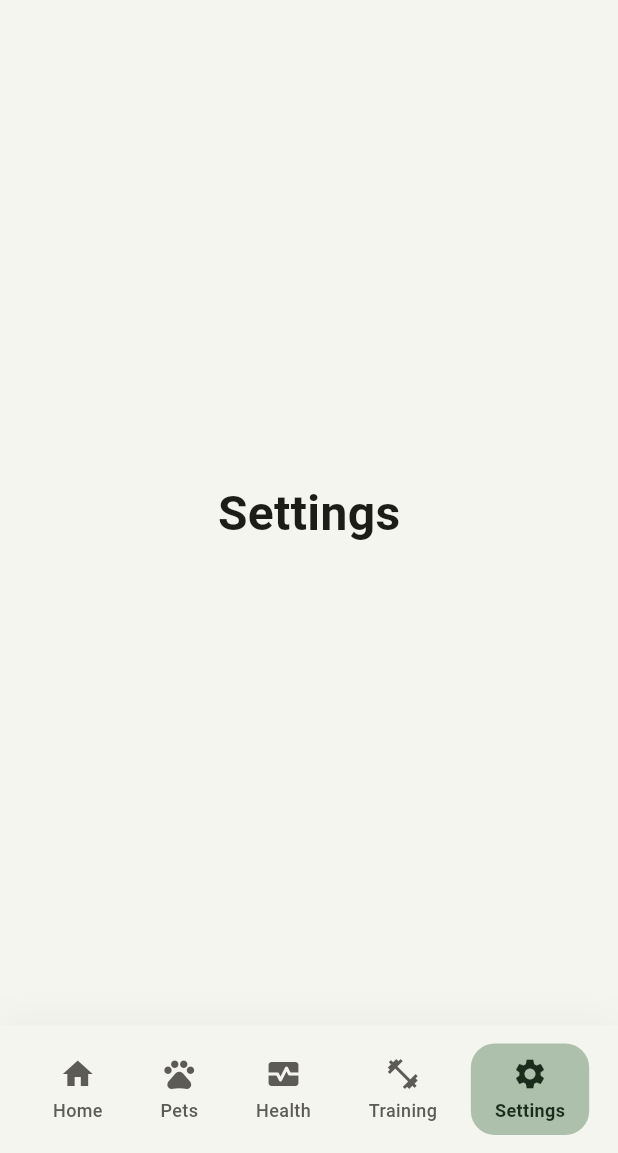
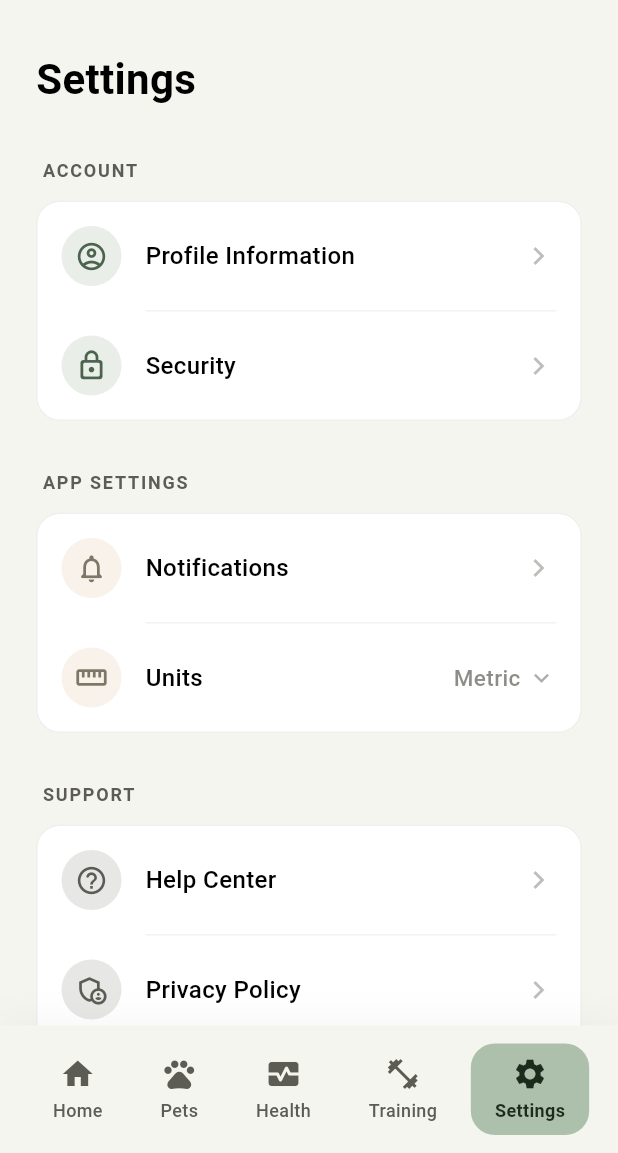
Before and after one commit to KhooShiAun/PawsBase, a Flutter app: the screen it shows once a user with an empty profile is signed in, item 5 of the bottom bar chosen, on a phone screen of 412 x 824 dp, the part 83-1236 px from its top. Run offline on Flutter 3.47's test engine with Material 3 defaults, Android fonts, the phone set to English and light mode, and no system bars; our stand-ins replace flutter_dotenv, supabase_flutter; missing offline and left inert: widgetbook, widgetbook_annotation; accounts and stored records are empty; network calls fail; Roboto replaces fonts that are missing (Quicksand).

Commit message:
Settings Page Creation

```diff
--- a/lib/theme/tokens.dart
+++ b/lib/theme/tokens.dart
@@ -8,14 +8,18 @@ class PawsBaseTokens {
 
   // Brand / Primary Colors
   static const Color primary = Color(0xFF8FA98F); // Primary from image
-  static const Color primaryDark = Color(0xFF4C644E); // Dark shade from primary scale
+  static const Color primaryDark = Color(
+    0xFF4C644E,
+  ); // Dark shade from primary scale
   static const Color onPrimary = Color(0xFFFFFFFF);
   static const Color primaryContainer = Color(0xFF8FA98F);
   static const Color onPrimaryContainer = Color(0xFF1B2C1C);
 
   // Secondary / Accent Colors
   static const Color secondary = Color(0xFFE6D5B8); // Secondary from image
-  static const Color secondaryDark = Color(0xFF7D7767); // Dark shade from secondary scale
+  static const Color secondaryDark = Color(
+    0xFF7D7767,
+  ); // Dark shade from secondary scale
   static const Color onSecondary = Color(0xFF1C1C18);
   static const Color secondaryContainer = Color(0xFFE6D5B8);
   static const Color onSecondaryContainer = Color(0xFF2B261A);
@@ -55,7 +59,8 @@ final ColorScheme pawsBaseColorScheme = ColorScheme(
   onTertiary: PawsBaseTokens.onTertiary,
   surface: PawsBaseTokens.surface,
   onSurface: PawsBaseTokens.onSurface,
-  surfaceVariant: PawsBaseTokens.secondary, // Light beige surface variant
+  surfaceContainerHighest:
+      PawsBaseTokens.secondary, // Light beige surface variant
   onSurfaceVariant: PawsBaseTokens.onSurfaceVariant,
   outline: PawsBaseTokens.outline,
   error: PawsBaseTokens.error,
@@ -107,7 +112,7 @@ final ColorScheme pawsBaseDarkColorScheme = ColorScheme(
   onSecondaryContainer: PawsBaseDarkTokens.onSecondaryContainer,
   surface: PawsBaseDarkTokens.surface,
   onSurface: PawsBaseDarkTokens.onSurface,
-  surfaceVariant: PawsBaseDarkTokens.surfaceContainer,
+  surfaceContainerHighest: PawsBaseDarkTokens.surfaceContainer,
   onSurfaceVariant: PawsBaseDarkTokens.onSurfaceVariant,
   outline: PawsBaseDarkTokens.outline,
   error: PawsBaseDarkTokens.error,
--- a/lib/views/main/main_page.dart
+++ b/lib/views/main/main_page.dart
@@ -2,6 +2,7 @@ import 'package:flutter/material.dart';
 import 'package:pawsbase/theme/tokens.dart';
 import 'package:pawsbase/views/health_log/health_log_page.dart';
 import 'package:pawsbase/views/home/home_page.dart';
+import 'package:pawsbase/views/settings/settings_page.dart';
 
 class MainPage extends StatefulWidget {
   const MainPage({Key? key}) : super(key: key);
@@ -16,9 +17,9 @@ class _MainPageState extends State<MainPage> {
   final List<Widget> _pages = [
     const HomePage(),
     const _PlaceholderPage('Pets'),
-    const _PlaceholderPage('Health'),
+    const HealthLogPage(),
     const _PlaceholderPage('Training'),
-    const _PlaceholderPage('Settings'),
+    const SettingsPage(),
   ];
 
   @override
--- /dev/null
+++ b/lib/views/settings/settings_page.dart
@@ -0,0 +1,340 @@
+import 'package:flutter/material.dart';
+import 'package:pawsbase/theme/tokens.dart';
+
+class SettingsPage extends StatefulWidget {
+  const SettingsPage({super.key});
+
+  @override
+  State<SettingsPage> createState() => _SettingsPageState();
+}
+
+class _SettingsPageState extends State<SettingsPage> {
+  String _units = 'Metric'; // Metric or Imperial
+
+  @override
+  Widget build(BuildContext context) {
+    final colorScheme = Theme.of(context).colorScheme;
+
+    return Container(
+      color: PawsBaseTokens.surface,
+      child: SingleChildScrollView(
+        physics: const BouncingScrollPhysics(),
+        padding: const EdgeInsets.symmetric(horizontal: 24.0, vertical: 32.0),
+        child: Column(
+          crossAxisAlignment: CrossAxisAlignment.start,
+          children: [
+            Text(
+              "Settings",
+              style: TextStyle(
+                fontFamily: PawsBaseTokens.fontFamily,
+                fontSize: 28,
+                fontWeight: FontWeight.w700,
+                color: Colors.black,
+              ),
+            ),
+            const SizedBox(height: 32),
+            _buildSectionHeader("Account"),
+            const SizedBox(height: 12),
+            _buildAccountCard(colorScheme),
+            const SizedBox(height: 32),
+            _buildSectionHeader("App Settings"),
+            const SizedBox(height: 12),
+            _buildAppSettingsCard(colorScheme),
+            const SizedBox(height: 32),
+            _buildSectionHeader("Support"),
+            const SizedBox(height: 12),
+            _buildSupportCard(colorScheme),
+            const SizedBox(height: 48),
+            _buildLogoutButton(colorScheme),
+            const SizedBox(height: 48),
+          ],
+        ),
+      ),
+    );
+  }
+
+  Widget _buildSectionHeader(String title) {
+    return Padding(
+      padding: const EdgeInsets.only(left: 4.0),
+      child: Text(
+        title.toUpperCase(),
+        style: const TextStyle(
+          fontFamily: PawsBaseTokens.fontFamily,
+          fontSize: 12,
+          fontWeight: FontWeight.w700,
+          letterSpacing: 1.2,
+          color: PawsBaseTokens.neutral,
+        ),
+      ),
+    );
+  }
+
+  Widget _buildCardContainer({
+    required List<Widget> children,
+    required ColorScheme colorScheme,
+  }) {
+    return Container(
+      decoration: BoxDecoration(
+        color: Colors.white,
+        borderRadius: BorderRadius.circular(16),
+        border: Border.all(
+          color: colorScheme.outline.withValues(alpha: 0.1),
+          width: 1,
+        ),
+      ),
+      child: Column(children: children),
+    );
+  }
+
+  Widget _buildAccountCard(ColorScheme colorScheme) {
+    final greenBg = PawsBaseTokens.primary.withValues(alpha: 0.2);
+    final greenIcon = PawsBaseTokens.primaryDark;
+
+    return _buildCardContainer(
+      colorScheme: colorScheme,
+      children: [
+        _buildSettingRow(
+          icon: Icons.account_circle_outlined,
+          iconBgColor: greenBg,
+          iconColor: greenIcon,
+          title: "Profile Information",
+          colorScheme: colorScheme,
+          onTap: () {
+            // Profile Information tap action
+          },
+        ),
+        _buildDivider(colorScheme),
+        _buildSettingRow(
+          icon: Icons.lock_outline_rounded,
+          iconBgColor: greenBg,
+          iconColor: greenIcon,
+          title: "Security",
+          colorScheme: colorScheme,
+          onTap: () {
+            // Security tap action
+          },
+        ),
+      ],
+    );
+  }
+
+  Widget _buildAppSettingsCard(ColorScheme colorScheme) {
+    final beigeBg = PawsBaseTokens.secondary.withValues(alpha: 0.3);
+    final brownIcon = PawsBaseTokens.secondaryDark;
+
+    return _buildCardContainer(
+      colorScheme: colorScheme,
+      children: [
+        _buildSettingRow(
+          icon: Icons.notifications_none_rounded,
+          iconBgColor: beigeBg,
+          iconColor: brownIcon,
+          title: "Notifications",
+          colorScheme: colorScheme,
+          onTap: () {
+            // Notifications tap action
+          },
+        ),
+        _buildDivider(colorScheme),
+        _buildSettingRow(
+          icon: Icons.straighten_outlined,
+          iconBgColor: beigeBg,
+          iconColor: brownIcon,
+          title: "Units",
+          colorScheme: colorScheme,
+          trailing: PopupMenuButton<String>(
+            initialValue: _units,
+            onSelected: (String newValue) {
+              setState(() {
+                _units = newValue;
+              });
+            },
+            offset: const Offset(0, 40),
+            shape: RoundedRectangleBorder(
+              borderRadius: BorderRadius.circular(12),
+              side: BorderSide(
+                color: colorScheme.outline.withValues(alpha: 0.1),
+              ),
+            ),
+            child: Row(
+              mainAxisSize: MainAxisSize.min,
+              children: [
+                Text(
+                  _units,
+                  style: TextStyle(
+                    fontFamily: PawsBaseTokens.fontFamily,
+                    fontSize: 15,
+                    color: colorScheme.onSurfaceVariant.withValues(alpha: 0.7),
+                    fontWeight: FontWeight.w500,
+                  ),
+                ),
+                const SizedBox(width: 4),
+                Icon(
+                  Icons.keyboard_arrow_down,
+                  color: colorScheme.onSurfaceVariant.withValues(alpha: 0.5),
+                  size: 20,
+                ),
+              ],
+            ),
+            itemBuilder: (BuildContext context) => <PopupMenuEntry<String>>[
+              const PopupMenuItem<String>(
+                value: 'Metric',
+                child: Text('Metric'),
+              ),
+              const PopupMenuItem<String>(
+                value: 'Imperial',
+                child: Text('Imperial'),
+              ),
+            ],
+          ),
+        ),
+      ],
+    );
+  }
+
+  Widget _buildSupportCard(ColorScheme colorScheme) {
+    final greyBg = PawsBaseTokens.neutral.withValues(alpha: 0.15);
+    final greyIcon = PawsBaseTokens.neutral;
+
+    return _buildCardContainer(
+      colorScheme: colorScheme,
+      children: [
+        _buildSettingRow(
+          icon: Icons.help_outline_rounded,
+          iconBgColor: greyBg,
+          iconColor: greyIcon,
+          title: "Help Center",
+          colorScheme: colorScheme,
+          onTap: () {
+            // Help Center tap action
+          },
+        ),
+        _buildDivider(colorScheme),
+        _buildSettingRow(
+          icon: Icons.admin_panel_settings_outlined,
+          iconBgColor: greyBg,
+          iconColor: greyIcon,
+          title: "Privacy Policy",
+          colorScheme: colorScheme,
+          onTap: () {
+            // Privacy Policy tap action
+          },
+        ),
+        _buildDivider(colorScheme),
+        _buildSettingRow(
+          icon: Icons.info_outline_rounded,
+          iconBgColor: greyBg,
+          iconColor: greyIcon,
+          title: "About PawsBase",
+          colorScheme: colorScheme,
+          onTap: () {
+            // About PawsBase tap action
+          },
+        ),
+      ],
+    );
+  }
+
+  Widget _buildLogoutButton(ColorScheme colorScheme) {
+    final logoutBg = colorScheme.brightness == Brightness.dark
+        ? colorScheme.error.withValues(alpha: 0.15)
+        : const Color(0xFFFEECEB);
+
+    return Center(
+      child: InkWell(
+        onTap: () {
+          // Log out action
+        },
+        borderRadius: BorderRadius.circular(999),
+        child: Container(
+          padding: const EdgeInsets.symmetric(horizontal: 28, vertical: 12),
+          decoration: BoxDecoration(
+            color: logoutBg,
+            borderRadius: BorderRadius.circular(999),
+          ),
+          child: Row(
+            mainAxisSize: MainAxisSize.min,
+            children: [
+              Icon(Icons.logout, color: colorScheme.error, size: 18),
+              const SizedBox(width: 8),
+              Text(
+                "Log Out",
+                style: TextStyle(
+                  fontFamily: PawsBaseTokens.fontFamily,
+                  fontSize: 15,
+                  fontWeight: FontWeight.w600,
+                  color: colorScheme.error,
+                ),
+              ),
+            ],
+          ),
+        ),
+      ),
+    );
+  }
+
+  Widget _buildSettingRow({
+    required IconData icon,
+    required Color iconBgColor,
+    required Color iconColor,
+    required String title,
+    required ColorScheme colorScheme,
+    Widget? trailing,
+    VoidCallback? onTap,
+  }) {
+    final rowContent = Padding(
+      padding: const EdgeInsets.symmetric(horizontal: 16.0, vertical: 16.0),
+      child: Row(
+        children: [
+          Container(
+            width: 40,
+            height: 40,
+            decoration: BoxDecoration(
+              color: iconBgColor,
+              shape: BoxShape.circle,
+            ),
+            child: Icon(icon, color: iconColor, size: 22),
+          ),
+          const SizedBox(width: 16),
+          Expanded(
+            child: Text(
+              title,
+              style: TextStyle(
+                fontFamily: PawsBaseTokens.fontFamily,
+                fontSize: 16,
+                fontWeight: FontWeight.w500,
+                color: Colors.black,
+              ),
+            ),
+          ),
+          trailing ??
+              Icon(
+                Icons.chevron_right,
+                color: colorScheme.onSurfaceVariant.withValues(alpha: 0.4),
+                size: 24,
+              ),
+        ],
+      ),
+    );
+
+    if (onTap != null) {
+      return InkWell(
+        onTap: onTap,
+        borderRadius: BorderRadius.circular(16),
+        child: rowContent,
+      );
+    }
+
+    return rowContent;
+  }
+
+  Widget _buildDivider(ColorScheme colorScheme) {
+    return Divider(
+      height: 1,
+      thickness: 1,
+      indent: 72,
+      endIndent: 16,
+      color: colorScheme.outline.withValues(alpha: 0.08),
+    );
+  }
+}
--- /dev/null
+++ b/lib/views/settings/settings_page.stories.dart
@@ -0,0 +1,11 @@
+import 'package:flutter/material.dart';
+import 'package:widgetbook_annotation/widgetbook_annotation.dart' as widgetbook;
+import 'package:pawsbase/views/settings/settings_page.dart';
+
+@widgetbook.UseCase(
+  name: 'Default',
+  type: SettingsPage,
+)
+Widget settingsPageDefaultUseCase(BuildContext context) {
+  return const SettingsPage();
+}
--- a/lib/widgets/paws_bottom_nav/paws_bottom_nav.dart
+++ b/lib/widgets/paws_bottom_nav/paws_bottom_nav.dart
@@ -17,7 +17,7 @@ class PawsBottomNav extends StatelessWidget {
       margin: const EdgeInsets.symmetric(horizontal: 32, vertical: 24),
       padding: const EdgeInsets.symmetric(horizontal: 8, vertical: 8),
       decoration: BoxDecoration(
-        color: PawsBaseTokens.surfaceDim.withOpacity(0.5),
+        color: PawsBaseTokens.surfaceDim.withValues(alpha: 0.5),
         borderRadius: BorderRadius.circular(PawsBaseTokens.borderRadiusPill),
       ),
       child: Row(
--- a/lib/widgets/paws_button/paws_button.dart
+++ b/lib/widgets/paws_button/paws_button.dart
@@ -1,7 +1,15 @@
 import 'package:flutter/material.dart';
 import 'package:pawsbase/theme/tokens.dart';
 
-enum ButtonType { primary, secondary, inverted, outline, labelIcon, squareIcon, circleIcon }
+enum ButtonType {
+  primary,
+  secondary,
+  inverted,
+  outline,
+  labelIcon,
+  squareIcon,
+  circleIcon,
+}
 
 class PawsButton extends StatelessWidget {
   final String? text;
@@ -27,7 +35,10 @@ class PawsButton extends StatelessWidget {
     Color textColor;
     BorderSide? borderSide;
     double radius = PawsBaseTokens.borderRadius;
-    EdgeInsets padding = const EdgeInsets.symmetric(horizontal: 24, vertical: 16);
+    EdgeInsets padding = const EdgeInsets.symmetric(
+      horizontal: 24,
+      vertical: 16,
+    );
 
     switch (type) {
       case ButtonType.primary:
@@ -52,7 +63,7 @@ class PawsButton extends StatelessWidget {
         textColor = PawsBaseTokens.neutralDark;
         break;
       case ButtonType.squareIcon:
-        backgroundColor = PawsBaseTokens.neutral.withOpacity(0.5);
+        backgroundColor = PawsBaseTokens.neutral.withValues(alpha: 0.5);
         textColor = PawsBaseTokens.neutralDark;
         padding = const EdgeInsets.all(16);
         break;
--- a/lib/widgets/paws_card/paws_card.dart
+++ b/lib/widgets/paws_card/paws_card.dart
@@ -25,9 +25,9 @@ class PawsCard extends StatelessWidget {
       onTap: onTap,
       child: Container(
         decoration: BoxDecoration(
-          color: colorScheme.surfaceVariant,
+          color: colorScheme.surfaceContainerHighest,
           borderRadius: BorderRadius.circular(PawsBaseTokens.borderRadius),
-          border: Border.all(color: colorScheme.outline.withOpacity(0.2)),
+          border: Border.all(color: colorScheme.outline.withValues(alpha: 0.2)),
         ),
         padding: const EdgeInsets.all(16),
         child: Row(
@@ -35,7 +35,9 @@ class PawsCard extends StatelessWidget {
             CircleAvatar(
               radius: 32,
               backgroundColor: colorScheme.primaryContainer,
-              backgroundImage: imageUrl != null ? NetworkImage(imageUrl!) : null,
+              backgroundImage: imageUrl != null
+                  ? NetworkImage(imageUrl!)
+                  : null,
               child: imageUrl == null
                   ? Icon(Icons.pets, color: colorScheme.onPrimaryContainer)
                   : null,
--- a/lib/widgets/paws_progress_bar/paws_progress_bar.dart
+++ b/lib/widgets/paws_progress_bar/paws_progress_bar.dart
@@ -19,7 +19,7 @@ class PawsProgressBar extends StatelessWidget {
       height: 8,
       width: double.infinity,
       decoration: BoxDecoration(
-        color: PawsBaseTokens.surfaceDim.withOpacity(0.5),
+        color: PawsBaseTokens.surfaceDim.withValues(alpha: 0.5),
         borderRadius: BorderRadius.circular(PawsBaseTokens.borderRadiusPill),
       ),
       child: LayoutBuilder(
--- a/lib/widgets/paws_search_bar/paws_search_bar.dart
+++ b/lib/widgets/paws_search_bar/paws_search_bar.dart
@@ -15,9 +15,9 @@ class PawsSearchBar extends StatelessWidget {
   Widget build(BuildContext context) {
     return Container(
       decoration: BoxDecoration(
-        color: PawsBaseTokens.surfaceDim.withOpacity(0.5), // Light beige/gray background
+        color: PawsBaseTokens.surfaceDim.withValues(alpha: 0.5), // Light beige/gray background
         borderRadius: BorderRadius.circular(PawsBaseTokens.borderRadius),
-        border: Border.all(color: PawsBaseTokens.outline.withOpacity(0.2)),
+        border: Border.all(color: PawsBaseTokens.outline.withValues(alpha: 0.2)),
       ),
       padding: const EdgeInsets.symmetric(horizontal: 16),
       child: Row(
--- a/pubspec.yaml
+++ b/pubspec.yaml
@@ -11,7 +11,7 @@ dependencies:
     sdk: flutter
   flutter_dotenv: ^6.0.1
   supabase_flutter: ^2.14.2
-  widgetbook: ^3.24.0
+  widgetbook: ^3.23.0
   widgetbook_annotation: ^3.11.0
 
 dev_dependencies:
@@ -19,7 +19,7 @@ dev_dependencies:
     sdk: flutter
   flutter_lints: ^6.0.0
   build_runner: ^2.15.0
-  widgetbook_generator: ^3.24.0
+  widgetbook_generator: ^3.23.0
 
 flutter:
   uses-material-design: true
```
Also changed, not shown: lib/widgetbook.directories.g.dart, pubspec.lock, web_entrypoint.dart (added), 4 other files.
